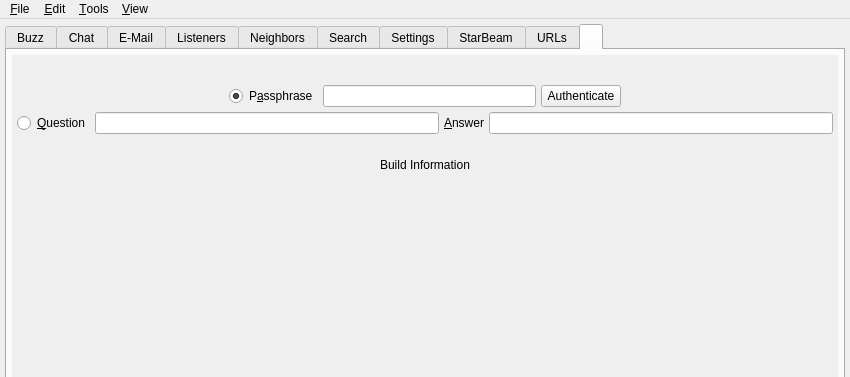
Old version of the form branches/trunk/UI/spot-on-controlcenter.ui in the repository textbrowser/spot-on; both pictures show x 0 to 850 and y 0 to 377 of the 850 by 650 pixel window.
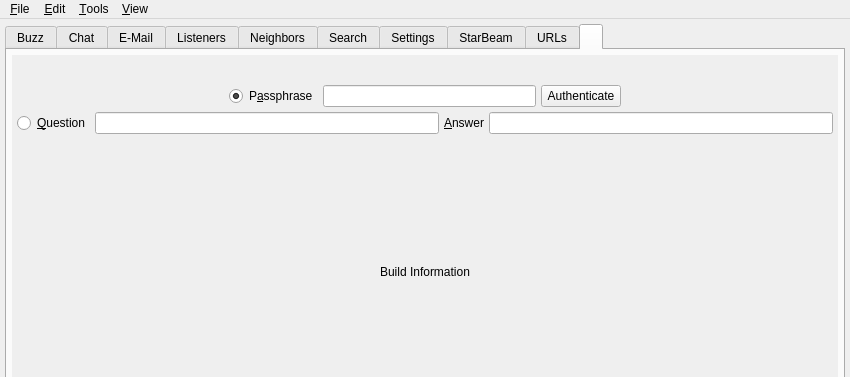
New version of the form. The open tabs and pages were chosen to show the change. Icons and pictures are not drawn. Custom widgets are drawn as their Qt base class.

Diff of the .ui file:
```diff
--- a/branches/trunk/UI/spot-on-controlcenter.ui
+++ b/branches/trunk/UI/spot-on-controlcenter.ui
@@ -8457,8 +8457,8 @@
             <rect>
              <x>0</x>
              <y>0</y>
-             <width>240</width>
-             <height>135</height>
+             <width>826</width>
+             <height>566</height>
             </rect>
            </property>
            <layout class="QVBoxLayout" name="verticalLayout_59">
@@ -8639,6 +8639,12 @@
               </item>
               <item>
                <widget class="QLabel" name="buildInformation">
+                <property name="sizePolicy">
+                 <sizepolicy hsizetype="Preferred" vsizetype="Expanding">
+                  <horstretch>0</horstretch>
+                  <verstretch>0</verstretch>
+                 </sizepolicy>
+                </property>
                 <property name="text">
                  <string>Build Information</string>
                 </property>
```
Left out of the diff: 35 changed lines with no effect on the pictures.
